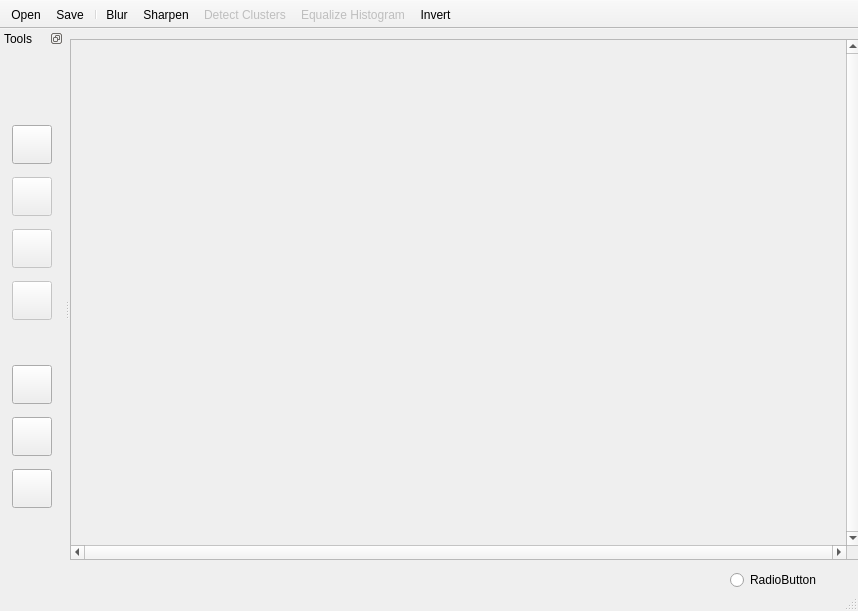
Qt form mainwindow.ui (vadrif-draco/Mini-Photoshop) before a commit.
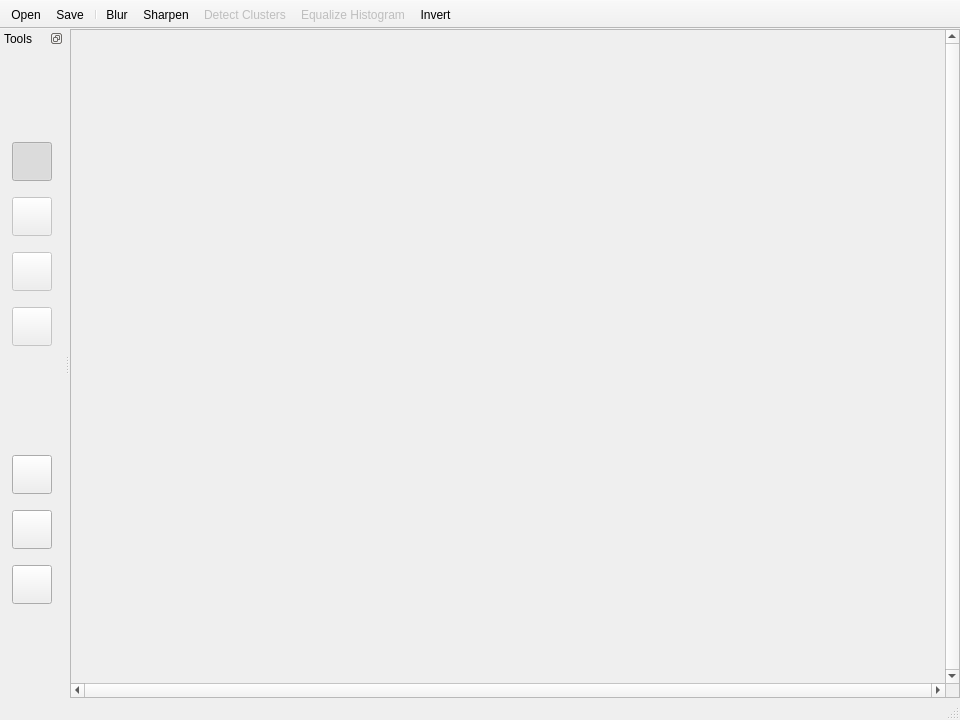
The same form after that commit. Icons and pictures are not drawn. Custom widgets are drawn as their Qt base class.

Patch:
```diff
--- a/mainwindow.ui
+++ b/mainwindow.ui
@@ -6,14 +6,14 @@
    <rect>
     <x>0</x>
     <y>0</y>
-    <width>858</width>
-    <height>611</height>
+    <width>960</width>
+    <height>720</height>
    </rect>
   </property>
   <property name="minimumSize">
    <size>
-    <width>480</width>
-    <height>0</height>
+    <width>800</width>
+    <height>600</height>
    </size>
   </property>
   <property name="windowTitle">
@@ -24,14 +24,32 @@
     <normaloff>:/icons/MainWindow.svg.png</normaloff>:/icons/MainWindow.svg.png</iconset>
   </property>
   <widget class="QWidget" name="centralwidget">
+   <layout class="QHBoxLayout" name="horizontalLayout">
+    <property name="spacing">
+     <number>0</number>
+    </property>
+    <property name="leftMargin">
+     <number>0</number>
+    </property>
+    <property name="topMargin">
+     <number>0</number>
+    </property>
+    <property name="rightMargin">
+     <number>0</number>
+    </property>
+    <property name="bottomMargin">
+     <number>0</number>
+    </property>
+    <item>
    <widget class="QScrollArea" name="imageScrollArea">
-    <property name="geometry">
-     <rect>
-      <x>0</x>
-      <y>10</y>
-      <width>791</width>
-      <height>521</height>
-     </rect>
+      <property name="frameShape">
+       <enum>QFrame::StyledPanel</enum>
+      </property>
+      <property name="frameShadow">
+       <enum>QFrame::Sunken</enum>
+      </property>
+      <property name="midLineWidth">
+       <number>0</number>
     </property>
     <property name="verticalScrollBarPolicy">
      <enum>Qt::ScrollBarAlwaysOn</enum>
@@ -50,22 +68,25 @@
       <rect>
        <x>0</x>
        <y>0</y>
-       <width>775</width>
-       <height>505</height>
+         <width>879</width>
+         <height>630</height>
       </rect>
      </property>
      <layout class="QGridLayout" name="gridLayout_2">
       <property name="leftMargin">
-       <number>0</number>
+         <number>8</number>
       </property>
       <property name="topMargin">
-       <number>0</number>
+         <number>8</number>
       </property>
       <property name="rightMargin">
-       <number>0</number>
+         <number>8</number>
       </property>
       <property name="bottomMargin">
-       <number>0</number>
+         <number>8</number>
+        </property>
+        <property name="spacing">
+         <number>8</number>
       </property>
       <item row="0" column="0">
        <widget class="QLabel" name="imageLabel">
@@ -92,19 +113,8 @@
      </layout>
     </widget>
    </widget>
-   <widget class="QRadioButton" name="radioButton">
-    <property name="geometry">
-     <rect>
-      <x>660</x>
-      <y>540</y>
-      <width>91</width>
-      <height>22</height>
-     </rect>
-    </property>
-    <property name="text">
-     <string>RadioButton</string>
-    </property>
-   </widget>
+    </item>
+   </layout>
   </widget>
   <widget class="QMenuBar" name="menubar">
    <property name="geometry">
@@ -141,7 +151,7 @@
   </widget>
   <widget class="QDockWidget" name="dockWidget">
    <property name="sizePolicy">
-    <sizepolicy hsizetype="Preferred" vsizetype="Preferred">
+    <sizepolicy hsizetype="Expanding" vsizetype="Expanding">
      <horstretch>0</horstretch>
      <verstretch>0</verstretch>
     </sizepolicy>
@@ -149,7 +159,7 @@
    <property name="minimumSize">
     <size>
      <width>64</width>
-     <height>452</height>
+     <height>628</height>
     </size>
    </property>
    <property name="whatsThis">
@@ -171,6 +181,12 @@
     <number>1</number>
    </attribute>
    <widget class="QWidget" name="dockWidgetContents">
+    <property name="sizePolicy">
+     <sizepolicy hsizetype="Expanding" vsizetype="Expanding">
+      <horstretch>0</horstretch>
+      <verstretch>0</verstretch>
+     </sizepolicy>
+    </property>
     <layout class="QGridLayout" name="gridLayout">
      <property name="leftMargin">
       <number>0</number>
@@ -184,26 +200,64 @@
      <property name="bottomMargin">
       <number>0</number>
      </property>
-     <property name="spacing">
+     <property name="horizontalSpacing">
       <number>0</number>
      </property>
-     <item row="9" column="0">
-      <spacer name="verticalSpacer">
+     <property name="verticalSpacing">
+      <number>16</number>
+     </property>
+     <item row="5" column="0" alignment="Qt::AlignHCenter">
+      <widget class="QToolButton" name="selLassoBtn">
+       <property name="enabled">
+        <bool>false</bool>
+       </property>
+       <property name="sizePolicy">
+        <sizepolicy hsizetype="Fixed" vsizetype="Fixed">
+         <horstretch>0</horstretch>
+         <verstretch>0</verstretch>
+        </sizepolicy>
+       </property>
+       <property name="toolTip">
+        <string>Lasso selection</string>
+       </property>
+       <property name="text">
+        <string/>
+       </property>
+       <property name="icon">
+        <iconset resource="icons.qrc">
+         <normaloff>:/icons/SelectLasso.svg</normaloff>:/icons/SelectLasso.svg</iconset>
+       </property>
+       <property name="iconSize">
+        <size>
+         <width>32</width>
+         <height>32</height>
+        </size>
+       </property>
+       <property name="checkable">
+        <bool>true</bool>
+       </property>
+       <property name="autoRepeat">
+        <bool>false</bool>
+       </property>
+       <property name="toolButtonStyle">
+        <enum>Qt::ToolButtonIconOnly</enum>
+       </property>
+      </widget>
+     </item>
+     <item row="1" column="0">
+      <spacer name="verticalSpacerTop">
        <property name="orientation">
         <enum>Qt::Vertical</enum>
        </property>
-       <property name="sizeType">
-        <enum>QSizePolicy::Fixed</enum>
-       </property>
        <property name="sizeHint" stdset="0">
         <size>
-         <width>1</width>
-         <height>64</height>
+         <width>20</width>
+         <height>40</height>
         </size>
        </property>
       </spacer>
      </item>
-     <item row="7" column="0" alignment="Qt::AlignHCenter">
+     <item row="8" column="0" alignment="Qt::AlignHCenter">
       <widget class="QToolButton" name="zoomFitBtn">
        <property name="toolTip">
         <string>Zoom fit</string>
@@ -221,9 +275,12 @@
          <height>32</height>
         </size>
        </property>
+       <property name="toolButtonStyle">
+        <enum>Qt::ToolButtonIconOnly</enum>
+       </property>
       </widget>
      </item>
-     <item row="6" column="0" alignment="Qt::AlignHCenter">
+     <item row="7" column="0" alignment="Qt::AlignHCenter">
       <widget class="QToolButton" name="zoomInBtn">
        <property name="toolTip">
         <string>Zoom in</string>
@@ -241,60 +298,12 @@
          <height>32</height>
         </size>
        </property>
-      </widget>
-     </item>
-     <item row="0" column="0">
-      <spacer name="verticalSpacer_2">
-       <property name="orientation">
-        <enum>Qt::Vertical</enum>
+       <property name="toolButtonStyle">
+        <enum>Qt::ToolButtonIconOnly</enum>
        </property>
-       <property name="sizeType">
-        <enum>QSizePolicy::Fixed</enum>
-       </property>
-       <property name="sizeHint" stdset="0">
-        <size>
-         <width>1</width>
-         <height>64</height>
-        </size>
-       </property>
-      </spacer>
-     </item>
-     <item row="4" column="0" alignment="Qt::AlignHCenter">
-      <widget class="QToolButton" name="selLassoBtn">
-       <property name="enabled">
-        <bool>false</bool>
-       </property>
-       <property name="sizePolicy">
-        <sizepolicy hsizetype="Fixed" vsizetype="Fixed">
-         <horstretch>0</horstretch>
-         <verstretch>0</verstretch>
-        </sizepolicy>
-       </property>
-       <property name="toolTip">
-        <string>Lasso selection</string>
-       </property>
-       <property name="text">
-        <string/>
-       </property>
-       <property name="icon">
-        <iconset resource="icons.qrc">
-         <normaloff>:/icons/SelectLasso.svg</normaloff>:/icons/SelectLasso.svg</iconset>
-       </property>
-       <property name="iconSize">
-        <size>
-         <width>32</width>
-         <height>32</height>
-        </size>
-       </property>
-       <property name="autoRepeat">
-        <bool>false</bool>
-       </property>
-       <property name="autoRaise">
-        <bool>false</bool>
-       </property>
       </widget>
      </item>
-     <item row="2" column="0" alignment="Qt::AlignHCenter">
+     <item row="3" column="0" alignment="Qt::AlignHCenter">
       <widget class="QToolButton" name="selRectBtn">
        <property name="enabled">
         <bool>false</bool>
@@ -315,9 +324,60 @@
          <height>32</height>
         </size>
        </property>
+       <property name="checkable">
+        <bool>true</bool>
+       </property>
+       <property name="toolButtonStyle">
+        <enum>Qt::ToolButtonIconOnly</enum>
+       </property>
       </widget>
      </item>
-     <item row="1" column="0" alignment="Qt::AlignHCenter">
+     <item row="9" column="0">
+      <widget class="QToolButton" name="zoomOutBtn">
+       <property name="toolTip">
+        <string>Zoom out</string>
+       </property>
+       <property name="text">
+        <string/>
+       </property>
+       <property name="icon">
+        <iconset resource="icons.qrc">
+         <normaloff>:/icons/ZoomOut.svg</normaloff>:/icons/ZoomOut.svg</iconset>
+       </property>
+       <property name="iconSize">
+        <size>
+         <width>32</width>
+         <height>32</height>
+        </size>
+       </property>
+       <property name="checkable">
+        <bool>false</bool>
+       </property>
+       <property name="checked">
+        <bool>false</bool>
+       </property>
+       <property name="toolButtonStyle">
+        <enum>Qt::ToolButtonIconOnly</enum>
+       </property>
+      </widget>
+     </item>
+     <item row="6" column="0">
+      <spacer name="verticalSpacerMid">
+       <property name="orientation">
+        <enum>Qt::Vertical</enum>
+       </property>
+       <property name="sizeType">
+        <enum>QSizePolicy::Expanding</enum>
+       </property>
+       <property name="sizeHint" stdset="0">
+        <size>
+         <width>20</width>
+         <height>64</height>
+        </size>
+       </property>
+      </spacer>
+     </item>
+     <item row="2" column="0">
       <widget class="QToolButton" name="selNoneBtn">
        <property name="enabled">
         <bool>true</bool>
@@ -338,25 +398,18 @@
          <height>32</height>
         </size>
        </property>
+       <property name="checkable">
+        <bool>true</bool>
+       </property>
+       <property name="checked">
+        <bool>true</bool>
+       </property>
+       <property name="toolButtonStyle">
+        <enum>Qt::ToolButtonIconOnly</enum>
+       </property>
       </widget>
      </item>
-     <item row="5" column="0">
-      <spacer name="verticalSpacer_3">
-       <property name="orientation">
-        <enum>Qt::Vertical</enum>
-       </property>
-       <property name="sizeType">
-        <enum>QSizePolicy::Fixed</enum>
-       </property>
-       <property name="sizeHint" stdset="0">
-        <size>
-         <width>20</width>
-         <height>32</height>
-        </size>
-       </property>
-      </spacer>
-     </item>
-     <item row="3" column="0" alignment="Qt::AlignHCenter">
+     <item row="4" column="0" alignment="Qt::AlignHCenter">
       <widget class="QToolButton" name="selEllipseBtn">
        <property name="enabled">
         <bool>false</bool>
@@ -377,27 +430,26 @@
          <height>32</height>
         </size>
        </property>
+       <property name="checkable">
+        <bool>true</bool>
+       </property>
+       <property name="toolButtonStyle">
+        <enum>Qt::ToolButtonIconOnly</enum>
+       </property>
       </widget>
      </item>
-     <item row="8" column="0">
-      <widget class="QToolButton" name="zoomOutBtn">
-       <property name="toolTip">
-        <string>Zoom out</string>
+     <item row="10" column="0">
+      <spacer name="verticalSpacerBott">
+       <property name="orientation">
+        <enum>Qt::Vertical</enum>
        </property>
-       <property name="text">
-        <string/>
-       </property>
-       <property name="icon">
-        <iconset resource="icons.qrc">
-         <normaloff>:/icons/ZoomOut.svg</normaloff>:/icons/ZoomOut.svg</iconset>
-       </property>
-       <property name="iconSize">
+       <property name="sizeHint" stdset="0">
         <size>
-         <width>32</width>
-         <height>32</height>
+         <width>20</width>
+         <height>40</height>
         </size>
        </property>
-      </widget>
+      </spacer>
      </item>
     </layout>
    </widget>
@@ -492,6 +544,13 @@
    </property>
   </action>
  </widget>
+ <customwidgets>
+  <customwidget>
+   <class>MyQLabel</class>
+   <extends>QLabel</extends>
+   <header>myqlabel.h</header>
+  </customwidget>
+ </customwidgets>
  <resources>
   <include location="icons.qrc"/>
  </resources>
```
Left out of the diff: 7 changed lines with no effect on the pictures. Lines whose indentation alone changed are shown as unchanged.
